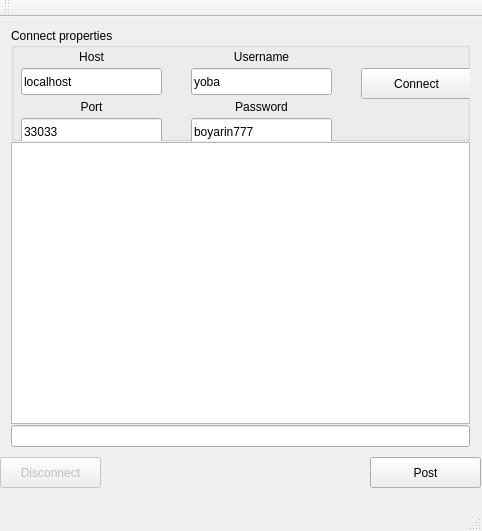
First picture: the form in chatwindow.ui, repository group93492/chat-client, before the edit.
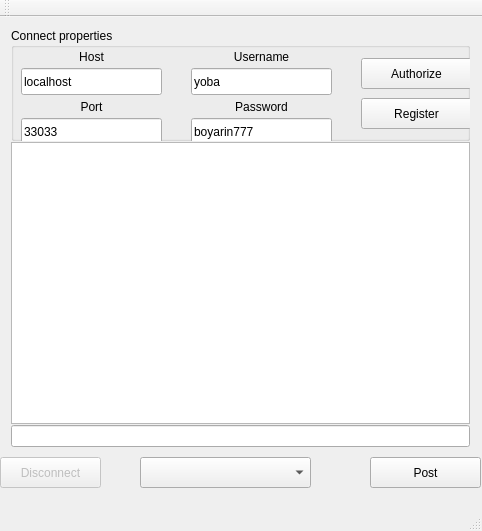
Second picture: the form after the edit.

Commit message: modified client for channel support

Patch:
```diff
--- a/chatwindow.ui
+++ b/chatwindow.ui
@@ -39,13 +39,13 @@
         <property name="geometry">
          <rect>
           <x>350</x>
-          <y>40</y>
+          <y>30</y>
           <width>111</width>
           <height>31</height>
          </rect>
         </property>
         <property name="text">
-         <string>Connect</string>
+         <string>Authorize</string>
         </property>
        </widget>
        <widget class="QLineEdit" name="hostEdit">
@@ -164,6 +164,19 @@
          <set>Qt::AlignCenter</set>
         </property>
        </widget>
+       <widget class="QPushButton" name="registerButton">
+        <property name="geometry">
+         <rect>
+          <x>350</x>
+          <y>70</y>
+          <width>111</width>
+          <height>31</height>
+         </rect>
+        </property>
+        <property name="text">
+         <string>Register</string>
+        </property>
+       </widget>
       </widget>
      </item>
      <item>
@@ -203,6 +216,16 @@
      <string>Disconnect</string>
     </property>
    </widget>
+   <widget class="QComboBox" name="channelsComboBox">
+    <property name="geometry">
+     <rect>
+      <x>140</x>
+      <y>440</y>
+      <width>171</width>
+      <height>31</height>
+     </rect>
+    </property>
+   </widget>
   </widget>
   <widget class="QMenuBar" name="menuBar">
    <property name="geometry">
```
Left out of the diff: 2 changed lines with no effect on the pictures. The commit also changes 6 other files.
